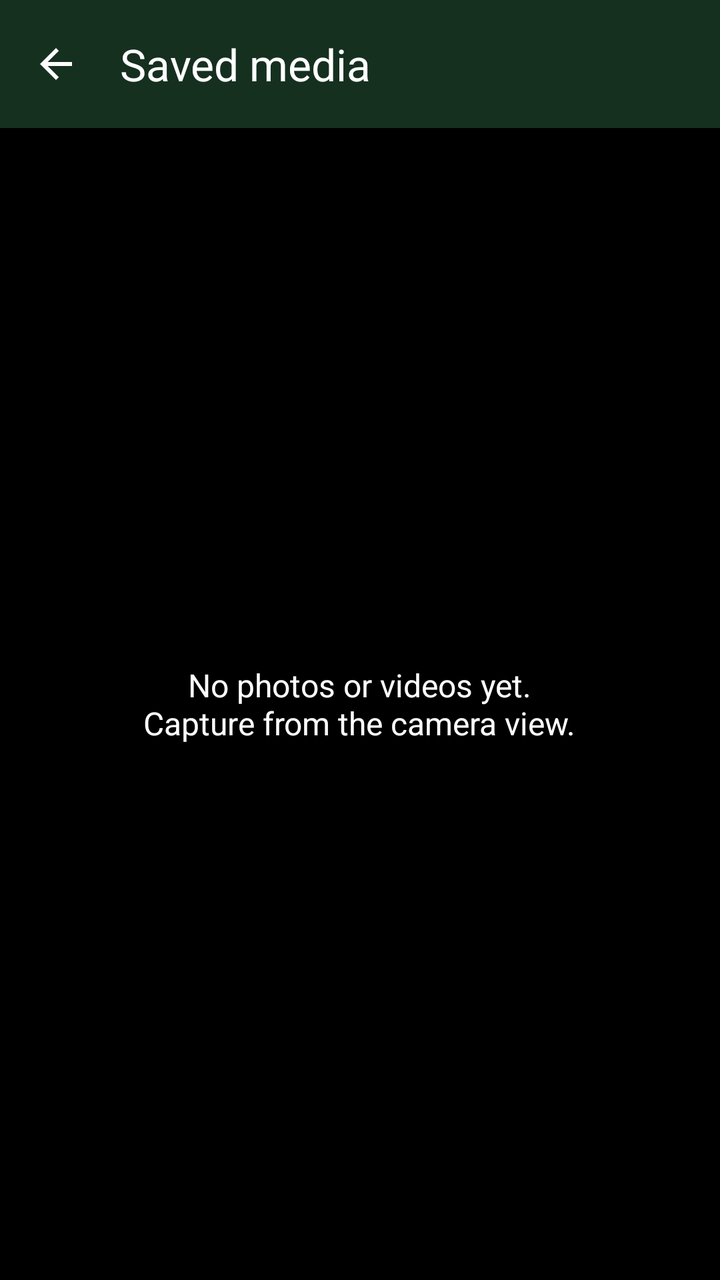
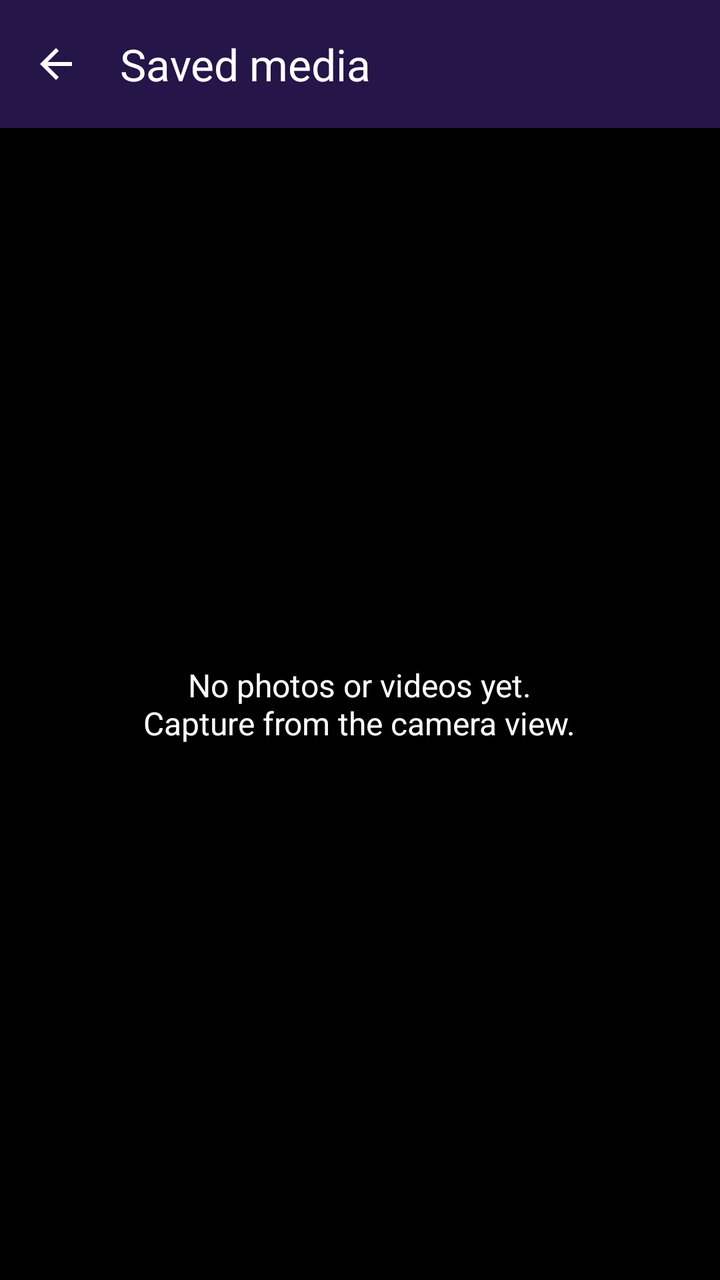

An Android layout rendered at two revisions. The XML below is the earlier revision; the diff shows what the commit changed to produce the second picture.
<!-- AndroidManifest.xml: activity theme Theme.NightVisionCamera -->
<!-- res/layout/activity_saved_media.xml -->
<?xml version="1.0" encoding="utf-8"?>
<LinearLayout xmlns:android="http://schemas.android.com/apk/res/android"
    xmlns:app="http://schemas.android.com/apk/res-auto"
    android:layout_width="match_parent"
    android:layout_height="match_parent"
    android:background="@android:color/black"
    android:orientation="vertical">

    <androidx.appcompat.widget.Toolbar
        android:id="@+id/toolbar"
        android:layout_width="match_parent"
        android:layout_height="?attr/actionBarSize"
        android:background="@color/primary"
        android:elevation="4dp"
        app:navigationIcon="@drawable/ic_arrow_back"
        app:title="Saved media"
        app:titleTextColor="@android:color/white" />

    <FrameLayout
        android:layout_width="match_parent"
        android:layout_height="match_parent">

        <androidx.recyclerview.widget.RecyclerView
            android:id="@+id/recyclerView"
            android:layout_width="match_parent"
            android:layout_height="match_parent"
            android:clipToPadding="false"
            android:padding="4dp"
            android:visibility="gone" />

        <TextView
            android:id="@+id/emptyText"
            android:layout_width="wrap_content"
            android:layout_height="wrap_content"
            android:layout_gravity="center"
            android:gravity="center"
            android:padding="24dp"
            android:text="No photos or videos yet.\nCapture from the camera view."
            android:textColor="@android:color/white"
            android:textSize="16sp"
            android:visibility="visible" />
    </FrameLayout>
</LinearLayout>
<!-- resources referenced by this layout -->
<resources>
  <color name="primary">#FF163020</color>
  <!-- drawable ic_arrow_back (drawable) -->
  <vector xmlns:android="http://schemas.android.com/apk/res/android"
      android:width="24dp"
      android:height="24dp"
      android:viewportWidth="24"
      android:viewportHeight="24">
    <path
        android:fillColor="@android:color/white"
        android:pathData="M20,11H7.83l5.59,-5.59L12,4l-8,8 8,8 1.41,-1.41L7.83,13H20v-2z"/>
  </vector>
  <style name="Theme.NightVisionCamera" parent="Theme.Material3.DayNight.NoActionBar">
          <item name="colorPrimary">@color/primary</item>
          <item name="colorPrimaryDark">@color/primary_dark</item>
          <item name="colorOnPrimary">@color/white</item>
          <item name="android:statusBarColor">@color/black</item>
          <item name="android:navigationBarColor">@color/black</item>
          <item name="android:windowBackground">@color/black</item>
      </style>
  <color name="primary_dark">#FF000000</color>
  <color name="white">#FFFFFFFF</color>
  <color name="black">#FF000000</color>
</resources>

<!-- the commit's change to res/layout/activity_saved_media.xml (unified diff, before → after) -->
@@ -10,7 +10,7 @@
         android:id="@+id/toolbar"
         android:layout_width="match_parent"
         android:layout_height="?attr/actionBarSize"
-        android:background="@color/primary"
+        android:background="@color/glassy"
         android:elevation="4dp"
         app:navigationIcon="@drawable/ic_arrow_back"
         app:title="Saved media"
<!-- resource entries referenced after the edit -->
@@ -1,6 +1,7 @@
 <!-- resources referenced by this layout -->
 <resources>
-  <color name="primary">#FF163020</color>
+  <color name="glassy">#E62A1850</color>
+  <color name="primary">#FF120B24</color>
   <!-- drawable ic_arrow_back (drawable) -->
   <vector xmlns:android="http://schemas.android.com/apk/res/android"
       android:width="24dp"
@@ -15,12 +16,19 @@
           <item name="colorPrimary">@color/primary</item>
           <item name="colorPrimaryDark">@color/primary_dark</item>
           <item name="colorOnPrimary">@color/white</item>
-          <item name="android:statusBarColor">@color/black</item>
-          <item name="android:navigationBarColor">@color/black</item>
+          <item name="colorAccent">@color/accent</item>
+          <item name="android:statusBarColor">@color/primary_dark</item>
+          <item name="android:navigationBarColor">@color/primary_dark</item>
           <item name="android:windowBackground">@color/black</item>
+          <item name="android:textColor">@color/white</item>
+          <item name="android:textColorPrimary">@color/white</item>
+          <item name="android:textColorSecondary">@color/text_secondary</item>
+          <item name="android:textColorHint">@color/text_secondary</item>
       </style>
-  <color name="primary_dark">#FF000000</color>
+  <color name="primary_dark">#FF080510</color>
   <color name="white">#FFFFFFFF</color>
+  <color name="accent">#FFBB86FC</color>
   <color name="black">#FF000000</color>
+  <color name="text_secondary">#DDFFFFFF</color>
 </resources>
 
